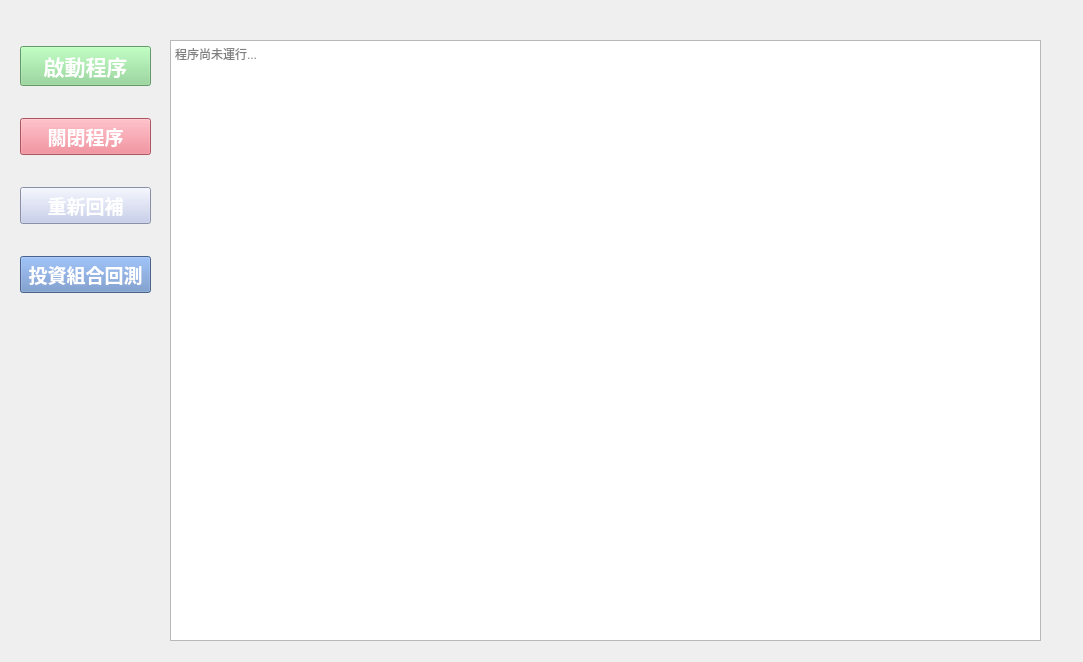
Qt form MainWindow.ui (a046829713/Crypto_trading) before a commit.
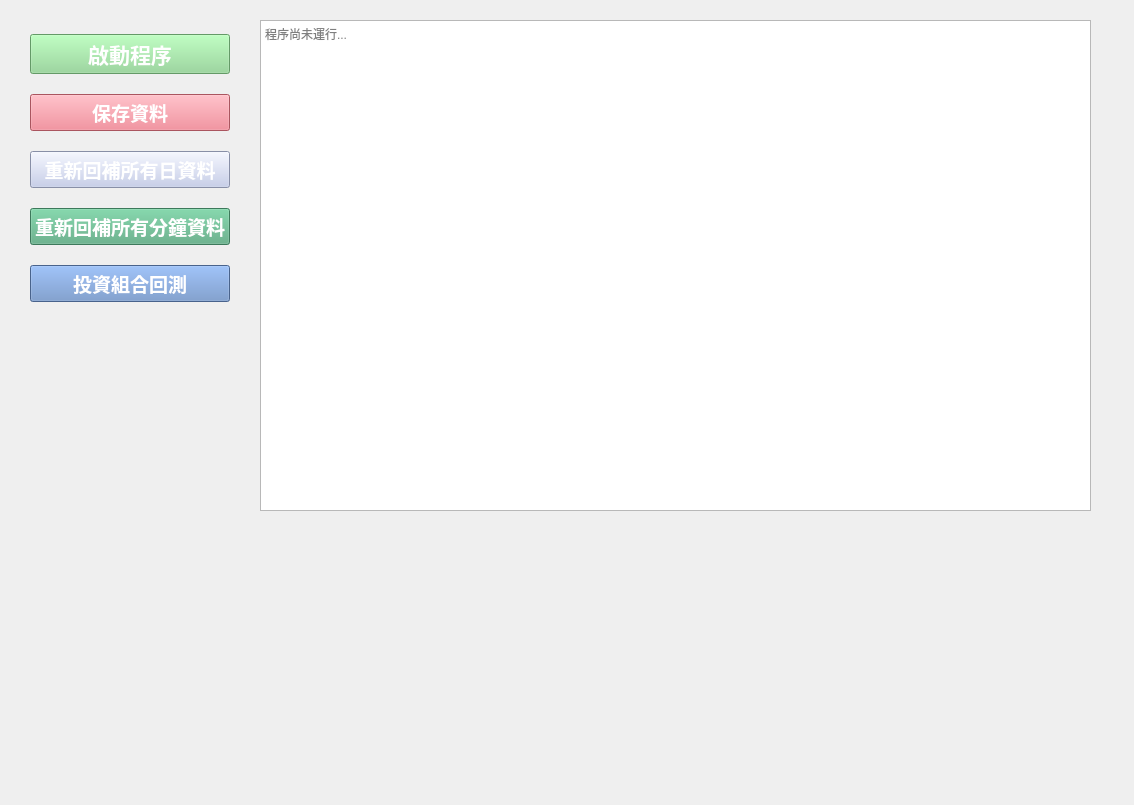
The same form after that commit.

Diff of the .ui file:
```diff
--- a/MainWindow.ui
+++ b/MainWindow.ui
@@ -6,8 +6,8 @@
    <rect>
     <x>0</x>
     <y>0</y>
-    <width>1083</width>
-    <height>662</height>
+    <width>1134</width>
+    <height>805</height>
    </rect>
   </property>
   <property name="windowTitle">
@@ -16,10 +16,10 @@
   <widget class="QTextEdit" name="trade_info">
    <property name="geometry">
     <rect>
-     <x>170</x>
-     <y>40</y>
-     <width>871</width>
-     <height>601</height>
+     <x>260</x>
+     <y>20</y>
+     <width>831</width>
+     <height>491</height>
     </rect>
    </property>
    <property name="readOnly">
@@ -36,12 +36,12 @@
     <string>程序尚未運行...</string>
    </property>
   </widget>
-  <widget class="QWidget" name="">
+  <widget class="QWidget" name="layoutWidget">
    <property name="geometry">
     <rect>
-     <x>20</x>
+     <x>30</x>
      <y>20</y>
-     <width>131</width>
+     <width>200</width>
      <height>301</height>
     </rect>
    </property>
@@ -76,7 +76,7 @@
 color: rgb(255, 255, 255);</string>
       </property>
       <property name="text">
-       <string>關閉程序</string>
+       <string>保存資料</string>
       </property>
      </widget>
     </item>
@@ -93,7 +93,24 @@
 background-color: rgb(191, 200, 234);</string>
       </property>
       <property name="text">
-       <string>重新回補</string>
+       <string>重新回補所有日資料</string>
+      </property>
+     </widget>
+    </item>
+    <item>
+     <widget class="QPushButton" name="btn_reloaddatamin">
+      <property name="font">
+       <font>
+        <pointsize>14</pointsize>
+        <bold>true</bold>
+       </font>
+      </property>
+      <property name="styleSheet">
+       <string notr="true">color: rgb(255, 255, 255);
+background-color: rgb(85, 170, 127);</string>
+      </property>
+      <property name="text">
+       <string>重新回補所有分鐘資料</string>
       </property>
      </widget>
     </item>
```
Left out of the diff: 2 changed lines with no effect on the pictures.
